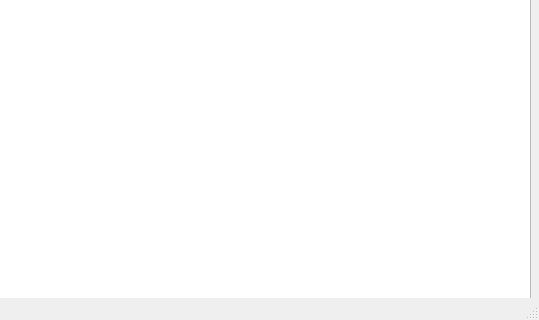
Qt form mainwindow.ui (jensBrunel/qtgraphics_opengl) before a commit; both pictures show x 110 to 649 and y 173 to 493 of the 649 by 493 pixel window.
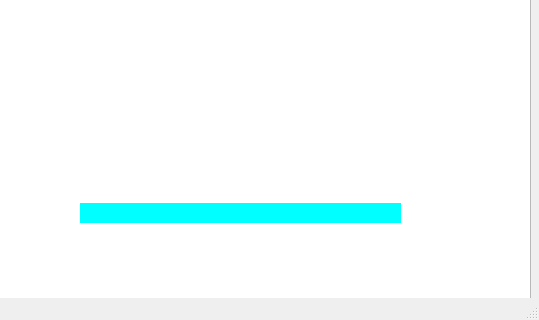
The same form after that commit.

The edit to the form file:
```diff
--- a/mainwindow.ui
+++ b/mainwindow.ui
@@ -13,6 +13,9 @@
   <property name="windowTitle">
    <string>MainWindow</string>
   </property>
+  <property name="styleSheet">
+   <string notr="true">QLineEdit { background: rgb(0, 255, 255); selection-background-color: rgb(233, 99, 0); }</string>
+  </property>
   <widget class="QWidget" name="centralWidget">
    <widget class="QGraphicsView" name="myGraphicsview">
     <property name="geometry">
@@ -24,6 +27,22 @@
      </rect>
     </property>
    </widget>
+   <widget class="QLineEdit" name="lineEdit">
+    <property name="geometry">
+     <rect>
+      <x>190</x>
+      <y>340</y>
+      <width>321</width>
+      <height>20</height>
+     </rect>
+    </property>
+    <property name="styleSheet">
+     <string notr="true">QLineEdit { background: rgb(0, 255, 255); selection-background-color: rgb(233, 99, 0); }</string>
+    </property>
+    <property name="frame">
+     <bool>false</bool>
+    </property>
+   </widget>
   </widget>
   <widget class="QMenuBar" name="menuBar">
    <property name="geometry">
```
